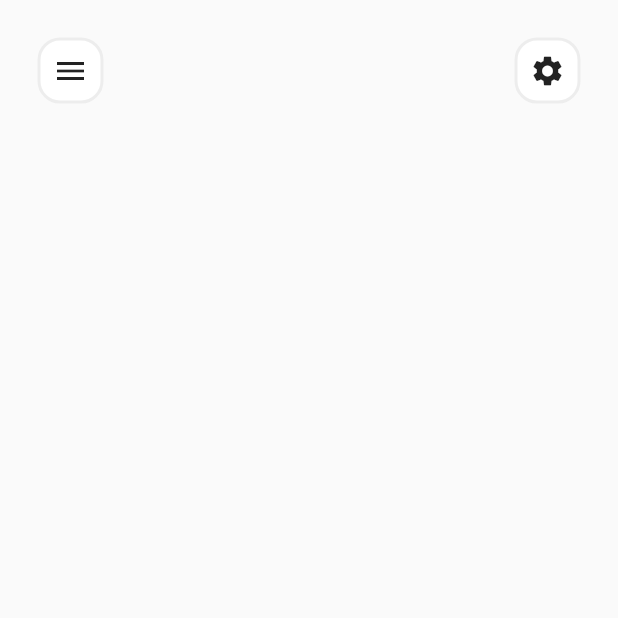
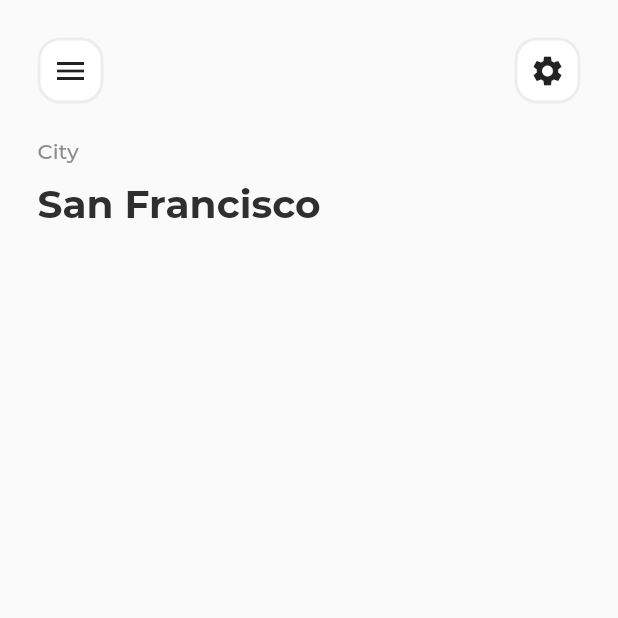
Before and after one commit to priyanshu-01/my_app, a Flutter app: the screen it shows after launch, on a phone screen of 412 x 824 dp, the top half of it. Run offline on Flutter 3.47's test engine with Material 2 defaults, Android fonts, the phone set to English and light mode, and no system bars.

Commit message:
add text

```diff
--- a/lib/screens/LandingPage.dart
+++ b/lib/screens/LandingPage.dart
@@ -34,7 +34,18 @@ class LandingPage extends StatelessWidget {
             // [menu icon, settings icon]-> row(spacebetween)
             addVerticalSpace(20),
             // City text
+            Padding(
+              padding: sidePadding,
+              child: Text('City'),
+            ),
             addVerticalSpace(10),
+            Padding(
+              padding: sidePadding,
+              child: Text(
+                'San Francisco',
+                style: themeData.textTheme.headline1,
+              ),
+            ),
             // Text San franciso with - themeData.textTheme.headline1
             // divider - grey color
             addVerticalSpace(10),
```
